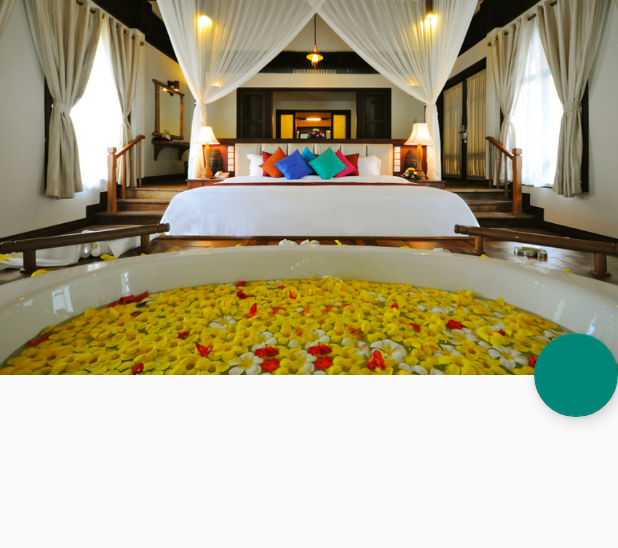
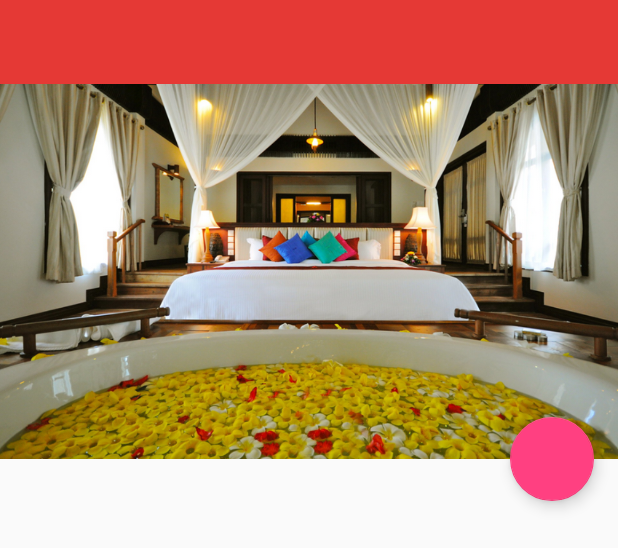
Before and after one commit to MannMakara/Service, an Android app: the layout activity_place_detail.xml on its own in the app's theme, with its tools: preview values and no code run, on a phone screen of 412 x 824 dp. Shown: the top 548 px of the screen. Run offline under Robolectric (Android 15) with nearby library versions, the phone set to English and light mode, and no system bars.

```diff
--- a/app/build.gradle
+++ b/app/build.gradle
@@ -18,6 +18,9 @@ android {
         versionCode 1
         versionName "1.0"
     }
+    dexOptions {
+        javaMaxHeapSize "4g"
+    }
     buildTypes {
         release {
             minifyEnabled false
@@ -27,7 +30,7 @@ android {
 }
 
 dependencies {
-    compile fileTree(include: ['*.jar'], dir: 'libs')
+    provided fileTree(include: ['*.jar'], dir: 'libs')
     compile 'com.android.support:appcompat-v7:23.1.1'
     compile 'com.android.support:cardview-v7:23.1.1'
     compile 'com.android.support:recyclerview-v7:23.1.1'
@@ -46,4 +49,5 @@ dependencies {
 
 //    compile 'com.google.android.gms:play-services:8.3.0'
     compile "com.google.android.gms:play-services-auth:8.4.0"
+    compile 'com.google.android.gms:play-services:8.4.0'
 }
--- a/app/src/main/res/layout/activity_place_detail.xml
+++ b/app/src/main/res/layout/activity_place_detail.xml
@@ -4,24 +4,32 @@
     android:id="@+id/drawer_layout"
     android:layout_width="match_parent"
     android:layout_height="match_parent"
-    tools:context="slidenerd.vivz.navigationviewdemo.FourthActivity">
+    tools:context="com.hammersmith.john.service.app.PlaceDetailActivity"
+    android:fitsSystemWindows="true">
 
     <android.support.design.widget.CoordinatorLayout
         android:id="@+id/root_coordinator"
         android:layout_width="match_parent"
-        android:layout_height="match_parent">
+        android:layout_height="match_parent"
+        android:fitsSystemWindows="true">
 
         <android.support.design.widget.AppBarLayout
             android:id="@+id/app_bar_layout"
             android:layout_width="match_parent"
-            android:layout_height="wrap_content">
+            android:layout_height="wrap_content"
+            android:fitsSystemWindows="true"
+            android:theme="@style/ThemeOverlay.AppCompat.Dark.ActionBar">
 
             <android.support.design.widget.CollapsingToolbarLayout
                 android:id="@+id/collapsing_toolbar_layout"
                 android:layout_width="match_parent"
-                android:layout_height="wrap_content"
+                android:layout_height="match_parent"
                 app:expandedTitleTextAppearance="@style/HeaderTitleStyle"
                 app:contentScrim="@color/primary"
+                app:expandedTitleMarginBottom="32dp"
+                app:expandedTitleMarginEnd="64dp"
+                app:expandedTitleMarginStart="48dp"
+                android:fitsSystemWindows="true"
                 app:layout_scrollFlags="scroll|exitUntilCollapsed"
                 >
 
@@ -32,14 +40,14 @@
                     android:scaleType="centerCrop"
                     android:src="@drawable/sokhapic"
                     app:layout_collapseMode="parallax"
-                    app:layout_collapseParallaxMultiplier="0.5"/>
+                    app:layout_collapseParallaxMultiplier="0.7"/>
 
                 <android.support.v7.widget.Toolbar
                     android:id="@+id/app_bar"
                     android:layout_width="match_parent"
                     android:layout_height="?attr/actionBarSize"
-                    android:theme="@style/ThemeOverlay.AppCompat.Dark.ActionBar"
-                    app:layout_collapseMode="pin"/>
+                    app:layout_collapseMode="pin"
+                    app:popupTheme="@style/ThemeOverlay.AppCompat.Light" />
 
             </android.support.design.widget.CollapsingToolbarLayout>
         </android.support.design.widget.AppBarLayout>
@@ -53,10 +61,10 @@
         <android.support.design.widget.FloatingActionButton
             android:id="@+id/fab"
             app:layout_anchor="@id/app_bar_layout"
-            app:theme="@style/ThemeOverlay.AppCompat.Light"
             app:layout_anchorGravity="bottom|right|end"
             android:layout_width="wrap_content"
-            android:layout_height="wrap_content" />
+            android:layout_height="wrap_content"
+            android:layout_margin="@dimen/fab_margin"/>
 
     </android.support.design.widget.CoordinatorLayout>
 
--- a/app/src/main/res/values/color.xml
+++ b/app/src/main/res/values/color.xml
@@ -23,4 +23,5 @@
     <color name="green">#00ff00</color>
     <color name="blue">#0000ff</color>
     <color name="iron">#CCCCCC</color>
+    <color name="window_background">#FFF5F5F5</color>
 </resources>
--- a/app/src/main/res/values/dimens.xml
+++ b/app/src/main/res/values/dimens.xml
@@ -6,5 +6,9 @@
     <!-- Dimens for GridView -->
     <dimen name="photo_size">120dp</dimen>
     <dimen name="photo_spacing">4dp</dimen>
+    <dimen name="detail_backdrop_height">256dp</dimen>
+    <dimen name="card_margin">16dp</dimen>
+    <dimen name="fab_margin">16dp</dimen>
+    <dimen name="list_item_avatar_size">40dp</dimen>
 
 </resources>
--- a/app/src/main/res/values/styles.xml
+++ b/app/src/main/res/values/styles.xml
@@ -7,10 +7,7 @@
         <item name="colorPrimaryDark">@color/primary_dark</item>
         <item name="textAppearanceSearchResultTitle">@style/SearchResultTitle</item>
         <item name="textAppearanceSearchResultSubtitle">@style/SearchResultSubtitle</item>
-    </style>
-
-    <style name="MyCustomTabLayout" parent="Widget.Design.TabLayout">
-        <item name="tabIndicatorColor">#0000FF</item>
+        <item name="colorAccent">#FF4081</item>
     </style>
 
     <style name="Theme.MyTheme.Light.NoActionBar" parent="@style/Theme.AppCompat.Light.NoActionBar">
--- a/build.gradle
+++ b/build.gradle
@@ -5,7 +5,7 @@ buildscript {
         jcenter()
     }
     dependencies {
-        classpath 'com.android.tools.build:gradle:2.0.0-beta2'
+        classpath 'com.android.tools.build:gradle:2.0.0-beta4'
 
 
         // NOTE: Do not place your application dependencies here; they belong
```
Also changed, not shown: app/src/main/java/com/hammersmith/john/service/app/PlaceDetailActivity.java (+10 -6 lines), app/src/main/java/com/hammersmith/john/service/app/Tab2.java (+118 -15 lines), app/src/main/java/com/hammersmith/john/service/app/Tab3.java (+4 -18 lines), app/src/main/java/com/hammersmith/john/service/app/Tab4.java (+8 -2 lines), app/src/main/res/layout/place_detail.xml (+48 -0 lines), 1 other file.
